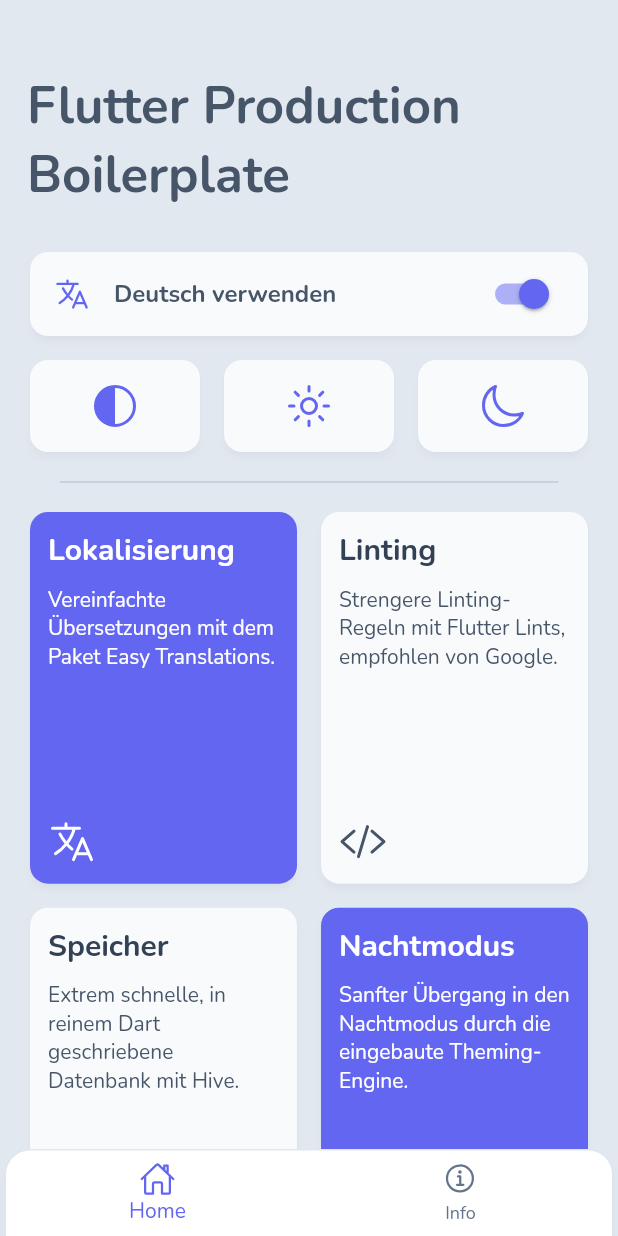
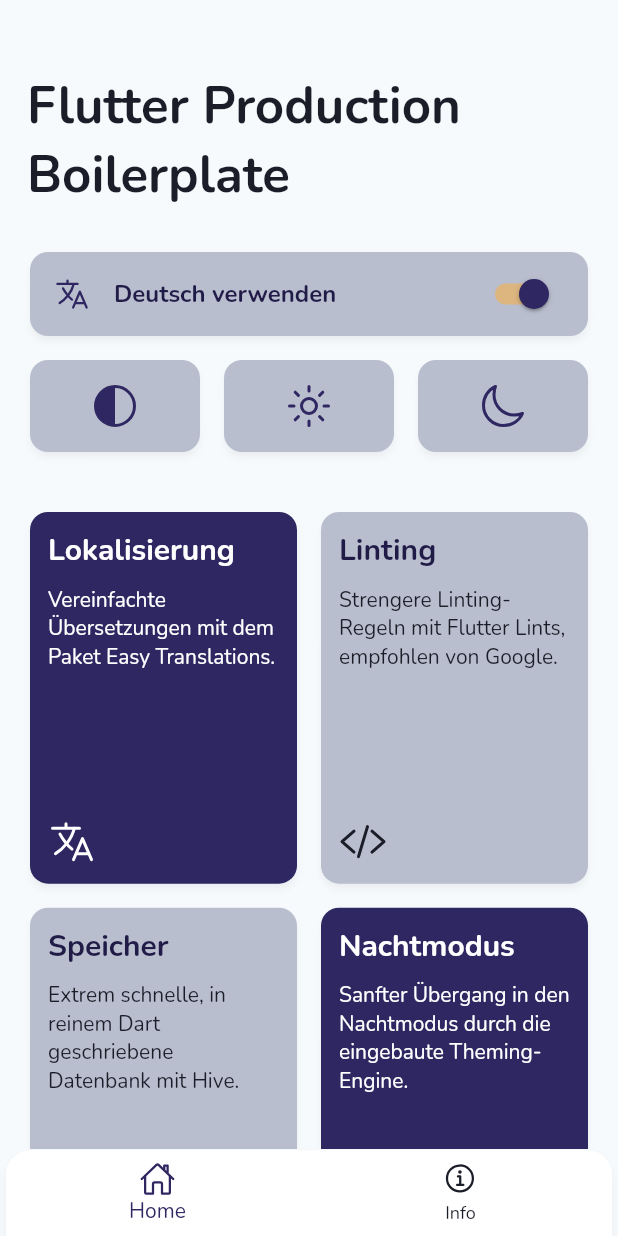
Before and after one commit to zwaa0902/mysafin, a Flutter app: the SkeletonScreen screen opened directly, after a tap on "Use german", on a phone screen of 412 x 824 dp. Run offline on Flutter 3.47's test engine with Material 2 defaults, Android fonts, the phone set to English and light mode, and no system bars; our stand-ins replace easy_localization, equatable, flutter_bloc, flutter_svg, hive, hydrated_bloc and 1 more; missing offline and left inert: flutter_displaymode; accounts and stored records are empty.

Commit message:
Feature theme and IntroScreen

```diff
--- a/lib/config/theme.dart
+++ b/lib/config/theme.dart
@@ -3,126 +3,172 @@ import 'package:flutter/material.dart';
 /// Colors from Tailwind CSS (v3.0) - June 2022
 ///
 /// https://tailwindcss.com/docs/customizing-colors
+///
 
-const int _primaryColor = 0xFF6366F1;
-const MaterialColor primarySwatch = MaterialColor(_primaryColor, <int, Color>{
-  50: Color(0xFFEEF2FF), // indigo-50
-  100: Color(0xFFE0E7FF), // indigo-100
-  200: Color(0xFFC7D2FE), // indigo-200
-  300: Color(0xFFA5B4FC), // indigo-300
-  400: Color(0xFF818CF8), // indigo-400
-  500: Color(_primaryColor), // indigo-500
-  600: Color(0xFF4F46E5), // indigo-600
-  700: Color(0xFF4338CA), // indigo-700
-  800: Color(0xFF3730A3), // indigo-800
-  900: Color(0xFF312E81), // indigo-900
-});
+class AppColor {
+  AppColor._();
 
-const int _textColor = 0xFF64748B;
-const MaterialColor textSwatch = MaterialColor(_textColor, <int, Color>{
-  50: Color(0xFFF8FAFC), // slate-50
-  100: Color(0xFFF1F5F9), // slate-100
-  200: Color(0xFFE2E8F0), // slate-200
-  300: Color(0xFFCBD5E1), // slate-300
-  400: Color(0xFF94A3B8), // slate-400
-  500: Color(_textColor), // slate-500
-  600: Color(0xFF475569), // slate-600
-  700: Color(0xFF334155), // slate-700
-  800: Color(0xFF1E293B), // slate-800
-  900: Color(0xFF0F172A), // slate-900
-});
+  static const Color transparent = Colors.transparent;
+  static const Color primary900 = Color(0xffC1711A);
+  static const Color primary800 = Color(0xffF47724);
+  static const Color primary600 = Color(0xffF79428);
+  static const Color primary500 = Color(0xffF8A32B);
+  static const Color primary400 = Color(0xffFFAC30);
+  static const Color primary300 = Color(0xffFBCB41);
+
+  static const Color secondary900 = Color(0xff171822);
+  static const Color secondary800 = Color(0xff1B1D28);
+  static const Color secondary700 = Color(0xff211B48);
+  static const Color secondary600 = Color(0xff2F2762);
+  static const Color secondary500 = Color(0xff283463);
+  static const Color secondary400 = Color(0xff464F77);
+  static const Color secondary300 = Color(0xff636C8C);
+  static const Color secondary200 = Color(0xff8D94AC);
+  static const Color secondary100 = Color(0xffB9BECE);
+  static const Color secondary50 = Color(0xffE3E5EB);
+  static const Color shadowBottomBarHome = Color(0xff010049);
+
+  //Neutrals
+  static const Color neutrals1000 = neutrals900;
+  static const Color neutrals900 = Color(0xff2C2C2E);
+  static const Color neutrals800 = Color(0xff3A3A3C);
+  static const Color neutrals700 = Color(0xff48484A);
+  static const Color neutrals50 = Color(0xffF2F2F7);
+  static final Color neutrals0 = neutrals900.withOpacity(0.2);
+  static const Color neutral0 = Color(0xFFFFFFFF);
+  static const Color neutral100 = Color(0xFFE5E5EA);
+  static const Color neutral200 = Color(0xFFD1D1D6);
+  static const Color neutral600 = Color(0xFF979797);
+
+//Semantic
+  static const Color success500 = Color(0xff00A369);
+  static const Color success400 = Color(0xff22B17F);
+  static const Color success300 = Color(0xff57BE95);
+  static const Color success200 = Color(0xff8BD0B2);
+
+  static const Color error700 = Color(0xffD8281E);
+  static const Color error600 = Color(0xffEA3223);
+  static const Color error300 = Color(0xffEB7069);
+  static const Color error200 = Color(0xffF49893);
+  static const Color error100 = Color(0xffFCD2DF);
+
+  static const Color noti700 = Color(0xff1B7BCB);
+  static const Color noti600 = Color(0xff248DDD);
+  static const Color noti400 = Color(0xff49A8ED);
+  static const Color noti300 = Color(0xff69B8EF);
+  static const Color noti500 = Color(0xff2B9AEA);
+  static const Color noti200 = Color(0xffDAF0F6);
+
+  static const Color warning700 = Color(0xffF5C144);
+  static const Color warning800 = Color(0xffF1A93C);
+
+  //Extend
+  static const Color teal600 = Color(0xff17A2B8);
+  static const Color teal500 = Color(0xff19B2CB);
+  static const Color teal300 = Color(0xff4EC8DB);
+  static const Color teal100 = Color(0xffB1E8F0);
+  static const Color lightSteel = Color(0xffF5F8FE);
+  static const Color greyKeyboard = Color(0xffE2E6F2);
+  static const Color grey600 = Color(0xff7E7E7E);
+  static const Color grey500 = Color(0xff7B7F9E);
+  static const Color grey60 = Color(0xffF1F3F6);
+
+  static const Color grey50 = Color(0xffffffff);
+  static const Color grey30 = Color(0xFFF1F3F6);
+  static const Color grey10 = Color(0xFFF7FAFC);
+}
 
 const Color errorColor = Color(0xFFDC2626); // red-600
 
 final ColorScheme lightColorScheme = ColorScheme.light(
-  primary: primarySwatch.shade500,
-  secondary: primarySwatch.shade500,
+  primary: AppColor.secondary600,
+  secondary: AppColor.primary400,
   onSecondary: Colors.white,
   error: errorColor,
-  background: textSwatch.shade200,
-  onBackground: textSwatch.shade500,
-  onSurface: textSwatch.shade500,
-  surface: textSwatch.shade50,
+  background: AppColor.grey10,
+  onBackground: AppColor.grey10,
+  onSurface: AppColor.secondary600,
+  surface: AppColor.secondary100,
   surfaceVariant: Colors.white,
-  shadow: textSwatch.shade900.withOpacity(.1),
+  shadow: AppColor.secondary500.withOpacity(.1),
 );
 
 final ColorScheme darkColorScheme = ColorScheme.dark(
-  primary: primarySwatch.shade500,
-  secondary: primarySwatch.shade500,
+  primary: AppColor.primary600,
+  secondary: AppColor.secondary600,
   onSecondary: Colors.white,
   error: errorColor,
-  background: const Color(0xFF171724),
-  onBackground: textSwatch.shade400,
-  onSurface: textSwatch.shade300,
-  surface: const Color(0xFF262630),
-  surfaceVariant: const Color(0xFF282832),
-  shadow: textSwatch.shade900.withOpacity(.2),
+  background: AppColor.secondary900,
+  onBackground: AppColor.secondary900,
+  onSurface: AppColor.secondary900,
+  surface: AppColor.secondary900,
+  surfaceVariant: AppColor.secondary900,
+  shadow: AppColor.secondary900.withOpacity(.2),
 );
 
 final ThemeData lightTheme = ThemeData(
   colorScheme: lightColorScheme,
   fontFamily: 'Nunito',
-  toggleableActiveColor: primarySwatch.shade500,
-  textTheme: TextTheme(
+  toggleableActiveColor: AppColor.secondary600,
+  textTheme: const TextTheme(
     displayLarge: TextStyle(
-      color: textSwatch.shade700,
+      color: AppColor.secondary800,
       fontFamily: 'Nunito',
     ),
     displayMedium: TextStyle(
-      color: textSwatch.shade600,
+      color: AppColor.secondary800,
       fontFamily: 'Nunito',
     ),
     displaySmall: TextStyle(
-      color: textSwatch.shade500,
+      color: AppColor.secondary800,
       fontFamily: 'Nunito',
     ),
     headlineLarge: TextStyle(
-      color: textSwatch.shade700,
+      color: AppColor.secondary800,
       fontFamily: 'Nunito',
     ),
     headlineMedium: TextStyle(
-      color: textSwatch.shade600,
+      color: AppColor.secondary800,
       fontFamily: 'Nunito',
     ),
     headlineSmall: TextStyle(
-      color: textSwatch.shade500,
+      color: AppColor.secondary800,
       fontFamily: 'Nunito',
     ),
     titleLarge: TextStyle(
-      color: textSwatch.shade700,
+      color: AppColor.secondary700,
       fontFamily: 'Nunito',
     ),
     titleMedium: TextStyle(
-      color: textSwatch.shade600,
+      color: AppColor.secondary700,
       fontFamily: 'Nunito',
     ),
     titleSmall: TextStyle(
-      color: textSwatch.shade500,
+      color: AppColor.secondary700,
       fontFamily: 'Nunito',
     ),
     bodyLarge: TextStyle(
-      color: textSwatch.shade700,
+      color: AppColor.secondary800,
       fontFamily: 'Nunito',
     ),
     bodyMedium: TextStyle(
-      color: textSwatch.shade600,
+      color: AppColor.secondary800,
       fontFamily: 'Nunito',
     ),
     bodySmall: TextStyle(
-      color: textSwatch.shade500,
+      color: AppColor.secondary800,
       fontFamily: 'Nunito',
     ),
     labelLarge: TextStyle(
-      color: textSwatch.shade700,
+      color: AppColor.grey600,
       fontFamily: 'Nunito',
     ),
     labelMedium: TextStyle(
-      color: textSwatch.shade600,
+      color: AppColor.grey600,
       fontFamily: 'Nunito',
     ),
     labelSmall: TextStyle(
-      color: textSwatch.shade500,
+      color: AppColor.grey600,
       fontFamily: 'Nunito',
     ),
   ),
@@ -130,66 +176,66 @@ final ThemeData lightTheme = ThemeData(
 
 final ThemeData darkTheme = lightTheme.copyWith(
   colorScheme: darkColorScheme,
-  toggleableActiveColor: primarySwatch.shade500,
-  textTheme: TextTheme(
+  toggleableActiveColor: AppColor.primary400,
+  textTheme: const TextTheme(
     displayLarge: TextStyle(
-      color: textSwatch.shade200,
+      color: AppColor.neutral0,
       fontFamily: 'Nunito',
     ),
     displayMedium: TextStyle(
-      color: textSwatch.shade300,
+      color: AppColor.neutral0,
       fontFamily: 'Nunito',
     ),
     displaySmall: TextStyle(
-      color: textSwatch.shade400,
+      color: AppColor.neutral0,
       fontFamily: 'Nunito',
     ),
     headlineLarge: TextStyle(
-      color: textSwatch.shade200,
+      color: AppColor.neutral0,
       fontFamily: 'Nunito',
     ),
     headlineMedium: TextStyle(
-      color: textSwatch.shade300,
+      color: AppColor.neutral0,
       fontFamily: 'Nunito',
     ),
     headlineSmall: TextStyle(
-      color: textSwatch.shade400,
+      color: AppColor.neutral0,
       fontFamily: 'Nunito',
     ),
     titleLarge: TextStyle(
-      color: textSwatch.shade200,
+      color: AppColor.grey10,
       fontFamily: 'Nunito',
     ),
     titleMedium: TextStyle(
-      color: textSwatch.shade300,
+      color: AppColor.grey10,
       fontFamily: 'Nunito',
     ),
     titleSmall: TextStyle(
-      color: textSwatch.shade400,
+      color: AppColor.grey10,
       fontFamily: 'Nunito',
     ),
     bodyLarge: TextStyle(
-      color: textSwatch.shade200,
+      color: AppColor.grey10,
       fontFamily: 'Nunito',
     ),
     bodyMedium: TextStyle(
-      color: textSwatch.shade300,
+      color: AppColor.grey10,
       fontFamily: 'Nunito',
     ),
     bodySmall: TextStyle(
-      color: textSwatch.shade400,
+      color: AppColor.grey10,
       fontFamily: 'Nunito',
     ),
     labelLarge: TextStyle(
-      color: textSwatch.shade200,
+      color: AppColor.grey600,
       fontFamily: 'Nunito',
     ),
     labelMedium: TextStyle(
-      color: textSwatch.shade300,
+      color: AppColor.grey600,
       fontFamily: 'Nunito',
     ),
     labelSmall: TextStyle(
-      color: textSwatch.shade400,
+      color: AppColor.grey600,
       fontFamily: 'Nunito',
     ),
   ),
--- a/lib/main.dart
+++ b/lib/main.dart
@@ -10,6 +10,7 @@ import 'package:path_provider/path_provider.dart';
 
 import 'config/theme.dart';
 import 'cubit/theme_cubit.dart';
+import 'ui/screens/intro/intro_screen.dart';
 import 'ui/screens/skeleton_screen.dart';
 
 /// Try using const constructors as much as possible!
@@ -67,7 +68,7 @@ class MyApp extends StatelessWidget {
             supportedLocales: context.supportedLocales,
             locale: context.locale,
             debugShowCheckedModeBanner: false,
-            home: const SkeletonScreen(),
+            home: const IntroScreen(),
           );
         },
       ),
--- /dev/null
+++ b/lib/ui/screens/intro/intro_screen.dart
@@ -0,0 +1,80 @@
+import 'package:flutter/material.dart';
+import 'package:flutter_bloc/flutter_bloc.dart';
+import 'package:flutter_svg/flutter_svg.dart';
+
+class IntroScreen extends StatelessWidget {
+  const IntroScreen({super.key});
+
+  @override
+  Widget build(BuildContext context) {
+    final Size size = MediaQuery.of(context).size;
+    return Scaffold(
+      extendBody: true,
+      backgroundColor: Theme.of(context).colorScheme.background,
+      body: SizedBox(
+        width: size.width,
+        child: Stack(
+          children: <Widget>[
+            Image.asset('assets/img/background_intro.png'),
+            Positioned(
+              left: 145,
+              child: SizedBox(
+                width: size.width - 145,
+                child: Row(
+                  children: <Widget>[
+                    Flexible(
+                      child: Container(
+                        padding: const EdgeInsets.all(24),
+                        child: Column(
+                          crossAxisAlignment: CrossAxisAlignment.start,
+                          children: <Widget>[
+                            SizedBox(
+                              height: size.height / 3,
+                            ),
+                            Column(
+                              crossAxisAlignment: CrossAxisAlignment.start,
+                              children: <Widget>[
+                                SvgPicture.asset(
+                                  'assets/icons/stoken_logo.svg',
+                                  height: 40,
+                                ),
+                                _height(10),
+                                Text(
+                                  'SToken',
+                                  style: Theme.of(context)
+                                      .textTheme
+                                      .headline5!
+                                      .apply(fontWeightDelta: 2),
+                                ),
+                                _height(10),
+                                Text(
+                                  'Open An Account For Digital E-Wallet Solutions. Instant Payouts.',
+                                  style: Theme.of(context).textTheme.labelLarge,
+                                ),
+                                _height(20),
+                                Text(
+                                  'Join For Free.',
+                                  style: Theme.of(context).textTheme.labelLarge,
+                                ),
+                              ],
+                            )
+                          ],
+                        ),
+                      ),
+                    ),
+                  ],
+                ),
+              ),
+            ),
+          ],
+        ),
+      ),
+    );
+  }
+
+  Widget _height(double height) {
+    return SizedBox(
+      height: height,
+    );
+  }
+}
--- a/pubspec.yaml
+++ b/pubspec.yaml
@@ -3,7 +3,7 @@ description: A new Flutter project containing bloc, hive & easy localization.
 
 # The following line prevents the package from being accidentally published to
 # pub.dev using `pub publish`. This is preferred for private packages.
-publish_to: 'none' # Remove this line if you wish to publish to pub.dev
+publish_to: "none" # Remove this line if you wish to publish to pub.dev
 
 # The following defines the version and build number for your application.
 # A version number is three numbers separated by dots, like 1.2.43
@@ -50,7 +50,6 @@ dev_dependencies:
 
 # The following section is specific to Flutter.
 flutter:
-
   # The following line ensures that the Material Icons font is
   # included with your application, so that you can use the icons in
   # the material Icons class.
```
Also changed, not shown: assets/icons/cloud.svg (added), assets/icons/send_money.svg (added), assets/icons/stoken_logo.svg (added), assets/img/background_intro.png (added), assets/img/background_login.png (added), assets/img/home_dark copy.png (added), assets/img/home_light copy.png (added), assets/img/info_dark copy.png (added), assets/img/info_light copy.png (added), assets/img/money_card_darkmode.png (added), assets/img/money_card_lightmode.png (added), assets/img/safin_logo.png (added).
